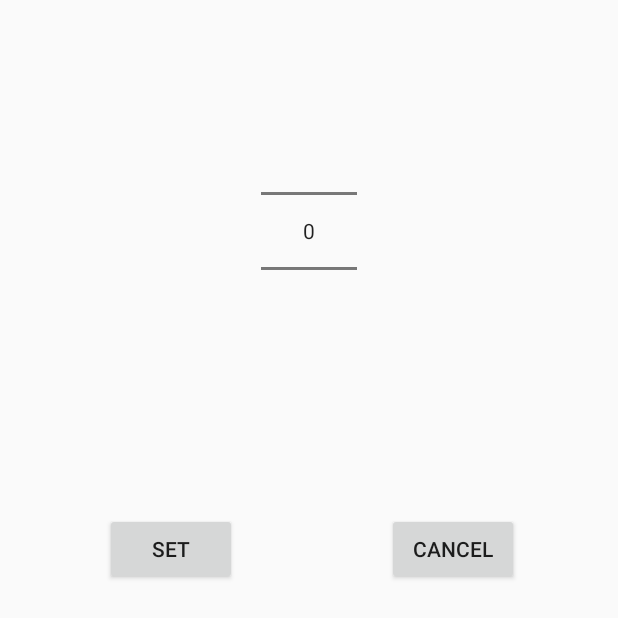
After one commit to Twangybeast/Project-Orion, an Android app: the layout dialog.xml on its own in the app's theme, with its tools: preview values and no code run, on a phone screen of 412 x 824 dp. The commit adds this screen. Shown: the top 618 px of the screen. Run offline under Robolectric (Android 15) with nearby library versions, the light colour scheme and no system bars.

Commit message:
Fix attack troop numbers
I am sorry for the code I have written

```diff
--- /dev/null
+++ b/app/src/main/res/layout/dialog.xml
@@ -0,0 +1,33 @@
+<RelativeLayout xmlns:android="http://schemas.android.com/apk/res/android"
+    android:layout_width="fill_parent"
+    android:layout_height="fill_parent" >
+
+    <NumberPicker
+        android:id="@+id/numberPicker1"
+        android:layout_width="wrap_content"
+        android:layout_height="wrap_content"
+        android:layout_alignParentTop="true"
+        android:layout_centerHorizontal="true"
+        android:layout_marginTop="64dp" />
+
+    <Button
+        android:id="@+id/button2"
+        android:layout_width="wrap_content"
+        android:layout_height="wrap_content"
+        android:layout_below="@+id/numberPicker1"
+        android:layout_marginLeft="20dp"
+        android:layout_marginTop="98dp"
+        android:layout_toRightOf="@+id/numberPicker1"
+        android:text="Cancel" />
+
+    <Button
+        android:id="@+id/button1"
+        android:layout_width="wrap_content"
+        android:layout_height="wrap_content"
+        android:layout_alignBaseline="@+id/button2"
+        android:layout_alignBottom="@+id/button2"
+        android:layout_marginRight="16dp"
+        android:layout_toLeftOf="@+id/numberPicker1"
+        android:text="Set" />
+
+</RelativeLayout>
```
Also changed, not shown: app/src/main/java/twangybeast/orion/FullscreenActivity.java (+57 -17 lines), app/src/main/java/twangybeast/orion/GameManager.java (+4 -3 lines), app/src/main/java/twangybeast/orion/OnTouchEventListener.java (+35 -3 lines), app/src/main/res/layout/activity_production_manager_page.xml (+5 -2 lines), app/src/main/res/layout/activity_science_manager_page.xml (+5 -2 lines).
